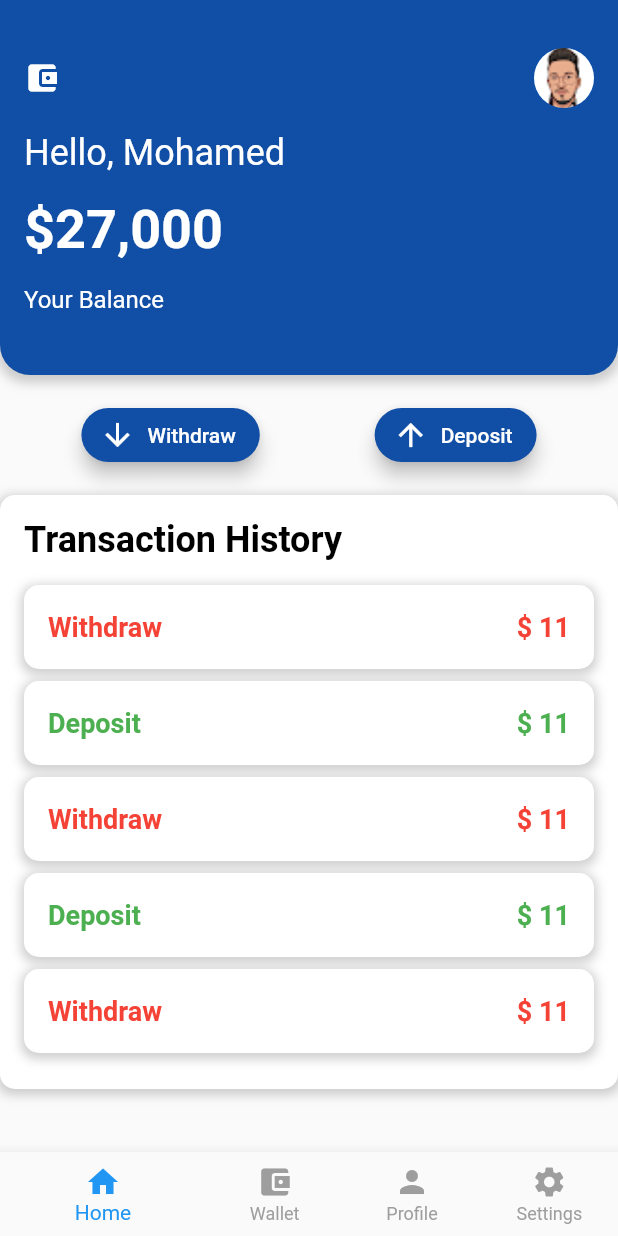
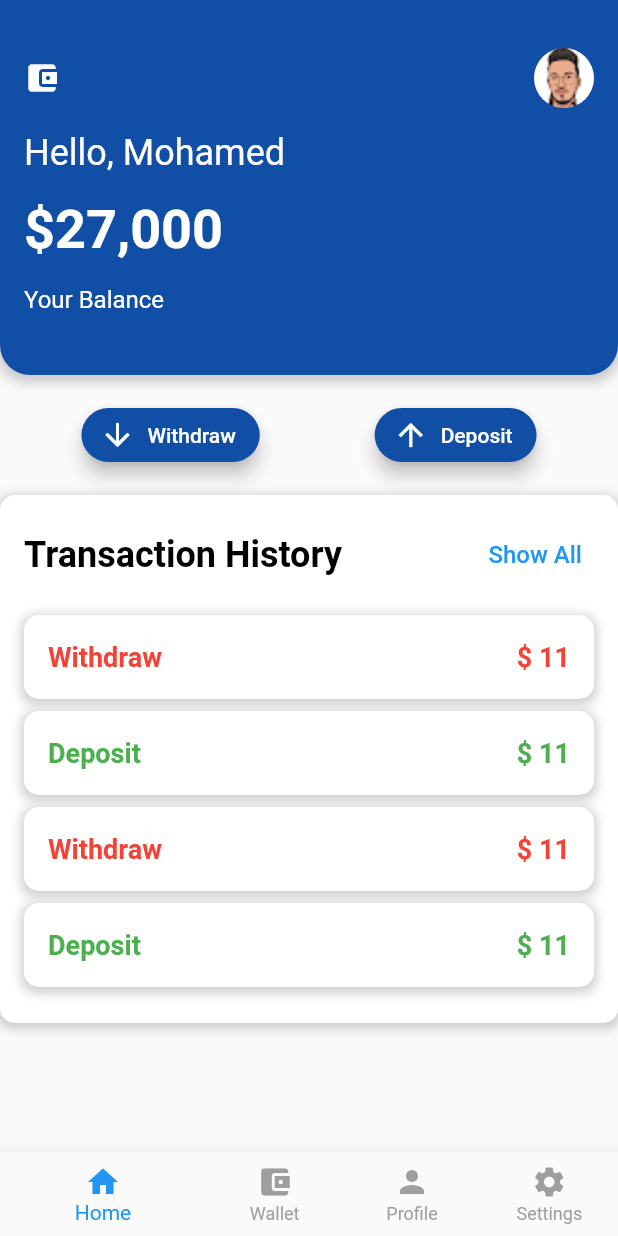
Before and after one commit to MaititeMohamed/wallet, a Flutter app: the screen it shows after launch, on a phone screen of 412 x 824 dp. Run offline on Flutter 3.47's test engine with Material 2 defaults, Android fonts, the light colour scheme and no system bars.

Commit message:
create AllTransactionHistory Widget

```diff
--- a/lib/Widgets/TransactionHistory.dart
+++ b/lib/Widgets/TransactionHistory.dart
@@ -1,4 +1,6 @@
 import 'package:flutter/material.dart';
+
+import 'AllTransactionHistory.dart';
 
 
 class TransactionHistory extends StatefulWidget {
@@ -18,13 +20,16 @@ class _TransactionHistoryState extends State<TransactionHistory> {
             color: Colors.grey.withOpacity(0.5),
             spreadRadius: 2,
             blurRadius: 5,
-            offset: Offset(0, 2), // changes position of shadow
+            offset: Offset(0, 2),
           ),
         ],
         borderRadius: BorderRadius.circular(10),
       ),
       child: Column(
         crossAxisAlignment: CrossAxisAlignment.start,
+        children: [
+          Row(
+            mainAxisAlignment: MainAxisAlignment.spaceBetween,
             children: [
               Text(
                 "Transaction History",
@@ -34,10 +39,29 @@ class _TransactionHistoryState extends State<TransactionHistory> {
                   color: Colors.black,
                 ),
               ),
+              TextButton(
+                onPressed: () {
+                  Navigator.push(
+                    context,
+                    MaterialPageRoute(
+                      builder: (context) => AllTransactionHistory(),
+                    ),
+                  );
+                },
+                child: Text(
+                  "Show All",
+                  style: TextStyle(
+                    fontSize: 16,
+                    color: Colors.blue,
+                  ),
+                ),
+              ),
+            ],
+          ),
           SizedBox(height: 16),
           ListView.builder(
             shrinkWrap: true,
-            itemCount: 5,
+            itemCount: 4,
             itemBuilder: (BuildContext context, int index) {
               String title = (index % 2 == 0) ? "Withdraw" : "Deposit";
               Color color = (index % 2 == 0) ? Colors.red : Colors.green;
@@ -52,7 +76,7 @@ class _TransactionHistoryState extends State<TransactionHistory> {
                       color: Colors.grey.withOpacity(0.5),
                       spreadRadius: 2,
                       blurRadius: 5,
-                      offset: Offset(0, 2), // changes position of shadow
+                      offset: Offset(0, 2),
                     ),
                   ],
                 ),
@@ -80,5 +104,7 @@ class _TransactionHistoryState extends State<TransactionHistory> {
         ],
       ),
     );
+
+
   }
 }
```
Also changed, not shown: lib/Widgets/AllTransactionHistory.dart (added, +21 -0 lines). Lines whose indentation alone changed are shown as unchanged.
